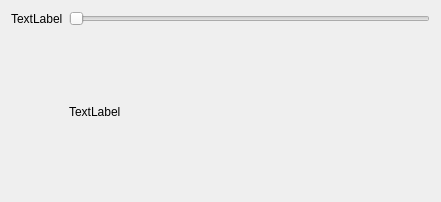
Qt form src/client/gui/livejamming/app/roomplayeritem.ui (sush/Live-Jamming) before a commit.
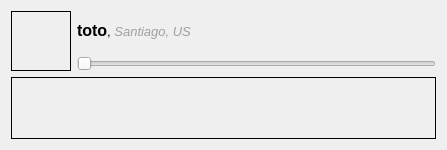
The same form after that commit.

Diff of the .ui file:
```diff
--- a/src/client/gui/livejamming/app/roomplayeritem.ui
+++ b/src/client/gui/livejamming/app/roomplayeritem.ui
@@ -6,32 +6,67 @@
    <rect>
     <x>0</x>
     <y>0</y>
-    <width>441</width>
-    <height>202</height>
+    <width>443</width>
+    <height>146</height>
    </rect>
   </property>
+  <property name="sizePolicy">
+   <sizepolicy hsizetype="Preferred" vsizetype="Preferred">
+    <horstretch>255</horstretch>
+    <verstretch>255</verstretch>
+   </sizepolicy>
+  </property>
   <property name="windowTitle">
    <string>Form</string>
   </property>
   <layout class="QGridLayout" name="gridLayout">
-   <item row="0" column="0">
+   <item row="0" column="0" rowspan="2">
     <widget class="QLabel" name="userPic">
+     <property name="minimumSize">
+      <size>
+       <width>60</width>
+       <height>60</height>
+      </size>
+     </property>
+     <property name="frameShape">
+      <enum>QFrame::Box</enum>
+     </property>
      <property name="text">
-      <string>TextLabel</string>
+      <string/>
      </property>
     </widget>
    </item>
    <item row="0" column="1">
+    <widget class="QLabel" name="label">
+     <property name="text">
+      <string>&lt;!DOCTYPE HTML PUBLIC &quot;-//W3C//DTD HTML 4.0//EN&quot; &quot;http://www.w3.org/TR/REC-html40/strict.dtd&quot;&gt;
+&lt;html&gt;&lt;head&gt;&lt;meta name=&quot;qrichtext&quot; content=&quot;1&quot; /&gt;&lt;style type=&quot;text/css&quot;&gt;
+p, li { white-space: pre-wrap; }
+&lt;/style&gt;&lt;/head&gt;&lt;body style=&quot; font-family:'Sans'; font-size:10pt; font-weight:400; font-style:normal;&quot;&gt;
+&lt;p style=&quot; margin-top:0px; margin-bottom:0px; margin-left:0px; margin-right:0px; -qt-block-indent:0; text-indent:0px;&quot;&gt;&lt;span style=&quot; font-size:12pt; font-weight:600;&quot;&gt;toto&lt;/span&gt;, &lt;span style=&quot; font-style:italic; color:#9f9f9f;&quot;&gt;Santiago, US&lt;/span&gt;&lt;/p&gt;&lt;/body&gt;&lt;/html&gt;</string>
+     </property>
+    </widget>
+   </item>
+   <item row="1" column="1">
     <widget class="QSlider" name="horizontalSlider">
      <property name="orientation">
       <enum>Qt::Horizontal</enum>
      </property>
     </widget>
    </item>
-   <item row="1" column="1">
-    <widget class="QLabel" name="spectrum">
+   <item row="2" column="0" colspan="2">
+    <widget class="QLabel" name="label_2">
+     <property name="minimumSize">
+      <size>
+       <width>425</width>
+       <height>62</height>
+      </size>
+     </property>
+     <property name="frameShape">
+      <enum>QFrame::Box</enum>
+     </property>
      <property name="text">
-      <string>TextLabel</string>
+      <string/>
      </property>
     </widget>
    </item>
```
